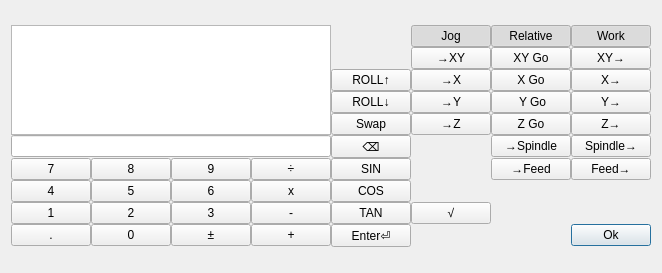
Above: src/rpncalc/rpncalc.ui from elhernes/Candle before the change. Below: the same form after it.
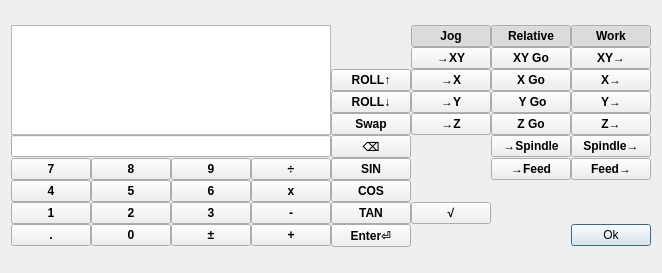
That is the form after the change.

What changed in the file:
```diff
--- a/src/rpncalc/rpncalc.ui
+++ b/src/rpncalc/rpncalc.ui
@@ -27,6 +27,9 @@
      </property>
      <item row="8" column="0">
       <widget class="QPushButton" name="button_1">
+       <property name="styleSheet">
+        <string notr="true">    font: bold;</string>
+       </property>
        <property name="text">
         <string>1</string>
        </property>
@@ -34,6 +37,9 @@
      </item>
      <item row="9" column="3">
       <widget class="QPushButton" name="button_sum">
+       <property name="styleSheet">
+        <string notr="true">    font: bold;</string>
+       </property>
        <property name="text">
         <string>+</string>
        </property>
@@ -41,6 +47,9 @@
      </item>
      <item row="8" column="3">
       <widget class="QPushButton" name="button_subtract">
+       <property name="styleSheet">
+        <string notr="true">    font: bold;</string>
+       </property>
        <property name="text">
         <string>-</string>
        </property>
@@ -48,6 +57,9 @@
      </item>
      <item row="9" column="0">
       <widget class="QPushButton" name="button_dot">
+       <property name="styleSheet">
+        <string notr="true">    font: bold;</string>
+       </property>
        <property name="text">
         <string>.</string>
        </property>
@@ -55,6 +67,9 @@
      </item>
      <item row="5" column="4">
       <widget class="QPushButton" name="button_back">
+       <property name="styleSheet">
+        <string notr="true">    font: bold;</string>
+       </property>
        <property name="text">
         <string>⌫</string>
        </property>
@@ -62,6 +77,9 @@
      </item>
      <item row="7" column="4">
       <widget class="QPushButton" name="button_cos">
+       <property name="styleSheet">
+        <string notr="true">    font: bold;</string>
+       </property>
        <property name="text">
         <string>COS</string>
        </property>
@@ -69,6 +87,9 @@
      </item>
      <item row="8" column="4">
       <widget class="QPushButton" name="button_tan">
+       <property name="styleSheet">
+        <string notr="true">    font: bold;</string>
+       </property>
        <property name="text">
         <string>TAN</string>
        </property>
@@ -76,6 +97,9 @@
      </item>
      <item row="8" column="1">
       <widget class="QPushButton" name="button_2">
+       <property name="styleSheet">
+        <string notr="true">    font: bold;</string>
+       </property>
        <property name="text">
         <string>2</string>
        </property>
@@ -86,6 +110,9 @@
      </item>
      <item row="9" column="2">
       <widget class="QPushButton" name="button_plus_minus">
+       <property name="styleSheet">
+        <string notr="true">    font: bold;</string>
+       </property>
        <property name="text">
         <string>±</string>
        </property>
@@ -93,6 +120,9 @@
      </item>
      <item row="6" column="1">
       <widget class="QPushButton" name="button_8">
+       <property name="styleSheet">
+        <string notr="true">    font: bold;</string>
+       </property>
        <property name="text">
         <string>8</string>
        </property>
@@ -100,6 +130,9 @@
      </item>
      <item row="6" column="2">
       <widget class="QPushButton" name="button_9">
+       <property name="styleSheet">
+        <string notr="true">    font: bold;</string>
+       </property>
        <property name="text">
         <string>9</string>
        </property>
@@ -107,6 +140,9 @@
      </item>
      <item row="7" column="2">
       <widget class="QPushButton" name="button_6">
+       <property name="styleSheet">
+        <string notr="true">    font: bold;</string>
+       </property>
        <property name="text">
         <string>6</string>
        </property>
@@ -127,6 +163,9 @@
      </item>
      <item row="8" column="2">
       <widget class="QPushButton" name="button_3">
+       <property name="styleSheet">
+        <string notr="true">    font: bold;</string>
+       </property>
        <property name="text">
         <string>3</string>
        </property>
@@ -134,6 +173,9 @@
      </item>
      <item row="6" column="0">
       <widget class="QPushButton" name="button_7">
+       <property name="styleSheet">
+        <string notr="true">    font: bold;</string>
+       </property>
        <property name="text">
         <string>7</string>
        </property>
@@ -141,6 +183,9 @@
      </item>
      <item row="9" column="4">
       <widget class="QPushButton" name="button_enter">
+       <property name="styleSheet">
+        <string notr="true">    font: bold;</string>
+       </property>
        <property name="text">
         <string>Enter⏎</string>
        </property>
@@ -148,6 +193,9 @@
      </item>
      <item row="7" column="3">
       <widget class="QPushButton" name="button_multiplication">
+       <property name="styleSheet">
+        <string notr="true">    font: bold;</string>
+       </property>
        <property name="text">
         <string>x</string>
        </property>
@@ -155,6 +203,9 @@
      </item>
      <item row="6" column="3">
       <widget class="QPushButton" name="button_division">
+       <property name="styleSheet">
+        <string notr="true">    font: bold;</string>
+       </property>
        <property name="text">
         <string>÷</string>
        </property>
@@ -162,6 +213,9 @@
      </item>
      <item row="7" column="0">
       <widget class="QPushButton" name="button_4">
+       <property name="styleSheet">
+        <string notr="true">    font: bold;</string>
+       </property>
        <property name="text">
         <string>4</string>
        </property>
@@ -169,6 +223,9 @@
      </item>
      <item row="6" column="4">
       <widget class="QPushButton" name="button_sin">
+       <property name="styleSheet">
+        <string notr="true">    font: bold;</string>
+       </property>
        <property name="text">
         <string>SIN</string>
        </property>
@@ -176,6 +233,9 @@
      </item>
      <item row="7" column="1">
       <widget class="QPushButton" name="button_5">
+       <property name="styleSheet">
+        <string notr="true">    font: bold;</string>
+       </property>
        <property name="text">
         <string>5</string>
        </property>
@@ -183,6 +243,9 @@
      </item>
      <item row="9" column="1">
       <widget class="QPushButton" name="button_0">
+       <property name="styleSheet">
+        <string notr="true">    font: bold;</string>
+       </property>
        <property name="text">
         <string>0</string>
        </property>
@@ -190,6 +253,9 @@
      </item>
      <item row="8" column="5">
       <widget class="QPushButton" name="button_sqrt">
+       <property name="styleSheet">
+        <string notr="true">    font: bold;</string>
+       </property>
        <property name="text">
         <string>√</string>
        </property>
@@ -197,6 +263,9 @@
      </item>
      <item row="4" column="4">
       <widget class="QPushButton" name="button_swap">
+       <property name="styleSheet">
+        <string notr="true">    font: bold;</string>
+       </property>
        <property name="text">
         <string>Swap</string>
        </property>
@@ -207,6 +276,9 @@
      </item>
      <item row="3" column="4">
       <widget class="QPushButton" name="button_roll_down">
+       <property name="styleSheet">
+        <string notr="true">    font: bold;</string>
+       </property>
        <property name="text">
         <string>ROLL↓</string>
        </property>
@@ -214,6 +286,9 @@
      </item>
      <item row="2" column="4">
       <widget class="QPushButton" name="button_roll_up">
+       <property name="styleSheet">
+        <string notr="true">    font: bold;</string>
+       </property>
        <property name="text">
         <string>ROLL↑</string>
        </property>
@@ -221,6 +296,9 @@
      </item>
      <item row="6" column="8">
       <widget class="QPushButton" name="button_push_feed">
+       <property name="styleSheet">
+        <string notr="true">    font: bold;</string>
+       </property>
        <property name="text">
         <string>Feed→</string>
        </property>
@@ -228,6 +306,9 @@
      </item>
      <item row="5" column="8">
       <widget class="QPushButton" name="button_push_spindle">
+       <property name="styleSheet">
+        <string notr="true">    font: bold;</string>
+       </property>
        <property name="text">
         <string>Spindle→</string>
        </property>
@@ -235,6 +316,9 @@
      </item>
      <item row="4" column="8">
       <widget class="QPushButton" name="button_push_z">
+       <property name="styleSheet">
+        <string notr="true">    font: bold;</string>
+       </property>
        <property name="text">
         <string>Z→</string>
        </property>
@@ -242,6 +326,9 @@
      </item>
      <item row="3" column="8">
       <widget class="QPushButton" name="button_push_y">
+       <property name="styleSheet">
+        <string notr="true">    font: bold;</string>
+       </property>
        <property name="text">
         <string>Y→</string>
        </property>
@@ -249,6 +336,9 @@
      </item>
      <item row="2" column="8">
       <widget class="QPushButton" name="button_push_x">
+       <property name="styleSheet">
+        <string notr="true">    font: bold;</string>
+       </property>
        <property name="text">
         <string>X→</string>
        </property>
@@ -256,6 +346,9 @@
      </item>
      <item row="1" column="8">
       <widget class="QPushButton" name="button_push_xy">
+       <property name="styleSheet">
+        <string notr="true">    font: bold;</string>
+       </property>
        <property name="text">
         <string>XY→</string>
        </property>
@@ -263,6 +356,9 @@
      </item>
      <item row="4" column="6">
       <widget class="QPushButton" name="button_go_z">
+       <property name="styleSheet">
+        <string notr="true">    font: bold;</string>
+       </property>
        <property name="text">
         <string>Z Go</string>
        </property>
@@ -270,6 +366,9 @@
      </item>
      <item row="3" column="6">
       <widget class="QPushButton" name="button_go_y">
+       <property name="styleSheet">
+        <string notr="true">    font: bold;</string>
+       </property>
        <property name="text">
         <string> Y Go</string>
        </property>
@@ -277,6 +376,9 @@
      </item>
      <item row="2" column="6">
       <widget class="QPushButton" name="button_go_x">
+       <property name="styleSheet">
+        <string notr="true">    font: bold;</string>
+       </property>
        <property name="text">
         <string>X Go</string>
        </property>
@@ -284,6 +386,9 @@
      </item>
      <item row="1" column="6">
       <widget class="QPushButton" name="button_go_xy">
+       <property name="styleSheet">
+        <string notr="true">    font: bold;</string>
+       </property>
        <property name="text">
         <string>XY Go</string>
        </property>
@@ -291,6 +396,9 @@
      </item>
      <item row="4" column="5">
       <widget class="QPushButton" name="button_set_z">
+       <property name="styleSheet">
+        <string notr="true">    font: bold;</string>
+       </property>
        <property name="text">
         <string>→Z</string>
        </property>
@@ -298,6 +406,9 @@
      </item>
      <item row="3" column="5">
       <widget class="QPushButton" name="button_set_y">
+       <property name="styleSheet">
+        <string notr="true">    font: bold;</string>
+       </property>
        <property name="text">
         <string>→Y</string>
        </property>
@@ -305,6 +416,9 @@
      </item>
      <item row="2" column="5">
       <widget class="QPushButton" name="button_set_x">
+       <property name="styleSheet">
+        <string>    font: bold;</string>
+       </property>
        <property name="text">
         <string>→X</string>
        </property>
@@ -312,6 +426,9 @@
      </item>
      <item row="1" column="5">
       <widget class="QPushButton" name="button_set_xy">
+       <property name="styleSheet">
+        <string>    font: bold;</string>
+       </property>
        <property name="text">
         <string>→XY</string>
        </property>
@@ -319,6 +436,9 @@
      </item>
      <item row="0" column="8">
       <widget class="QPushButton" name="toggle_work_machine">
+       <property name="styleSheet">
+        <string notr="true">    font: bold;</string>
+       </property>
        <property name="text">
         <string>Work</string>
        </property>
@@ -332,6 +452,9 @@
      </item>
      <item row="0" column="6">
       <widget class="QPushButton" name="toggle_relative_absolute">
+       <property name="styleSheet">
+        <string notr="true">    font: bold;</string>
+       </property>
        <property name="text">
         <string>Relative</string>
        </property>
@@ -345,6 +468,9 @@
      </item>
      <item row="5" column="6">
       <widget class="QPushButton" name="button_set_spindle">
+       <property name="styleSheet">
+        <string notr="true">    font: bold;</string>
+       </property>
        <property name="text">
         <string>→Spindle</string>
        </property>
@@ -352,6 +478,9 @@
      </item>
      <item row="6" column="6">
       <widget class="QPushButton" name="button_set_feed">
+       <property name="styleSheet">
+        <string notr="true">    font: bold;</string>
+       </property>
        <property name="text">
         <string>→Feed</string>
        </property>
@@ -359,6 +488,9 @@
      </item>
      <item row="0" column="5">
       <widget class="QPushButton" name="toggle_jog_cut">
+       <property name="styleSheet">
+        <string notr="true">    font: bold;</string>
+       </property>
        <property name="text">
         <string>Jog</string>
        </property>
```
